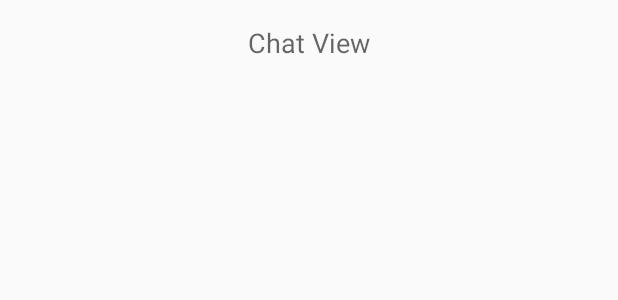
After one commit to yuichi10/chat-android, an Android app: the layout activity_chat.xml on its own in the app's theme, with its tools: preview values and no code run, on a phone screen of 412 x 824 dp. The commit adds this screen. Shown: the top 300 px of the screen. Run offline under Robolectric (Android 15) with nearby library versions, the phone set to English and light mode, and no system bars.

Commit message:
ルームを選ぶと新しいactivityにroomidを渡す

```diff
--- /dev/null
+++ b/app/src/main/res/layout/activity_chat.xml
@@ -0,0 +1,20 @@
+<?xml version="1.0" encoding="utf-8"?>
+<RelativeLayout xmlns:android="http://schemas.android.com/apk/res/android"
+    xmlns:tools="http://schemas.android.com/tools"
+    android:layout_width="match_parent"
+    android:layout_height="match_parent"
+    android:paddingBottom="@dimen/activity_vertical_margin"
+    android:paddingLeft="@dimen/activity_horizontal_margin"
+    android:paddingRight="@dimen/activity_horizontal_margin"
+    android:paddingTop="@dimen/activity_vertical_margin"
+    tools:context="dev.yuichi.com.chat.ChatActivity">
+
+    <TextView
+        android:layout_width="wrap_content"
+        android:layout_height="wrap_content"
+        android:textAppearance="?android:attr/textAppearanceMedium"
+        android:text="Chat View"
+        android:id="@+id/room_chat_text"
+        android:layout_alignParentTop="true"
+        android:layout_centerHorizontal="true" />
+</RelativeLayout>
--- a/app/src/main/res/layout/room_list_item.xml
+++ b/app/src/main/res/layout/room_list_item.xml
@@ -6,7 +6,7 @@
     <TextView
         android:layout_width="wrap_content"
         android:layout_height="wrap_content"
-        android:textAppearance="?android:attr/textAppearanceSmall"
+        android:textAppearance="?android:attr/textAppearanceMedium"
         android:text="name"
         android:id="@+id/room_list_item_name"
         android:layout_alignParentTop="true"
@@ -17,7 +17,7 @@
     <TextView
         android:layout_width="wrap_content"
         android:layout_height="wrap_content"
-        android:textAppearance="?android:attr/textAppearanceMedium"
+        android:textAppearance="?android:attr/textAppearanceSmall"
         android:text="tweet"
         android:id="@+id/room_list_item_comment"
         android:layout_below="@+id/room_list_item_name"
```
Also changed, not shown: app/src/main/AndroidManifest.xml (+7 -1 lines), app/src/main/java/dev/yuichi/com/chat/ChatActivity.java (added, +19 -0 lines), app/src/main/java/dev/yuichi/com/chat/RoomListFragment.java (+6 -1 lines), app/src/main/res/values/strings.xml (+14 -0 lines).
